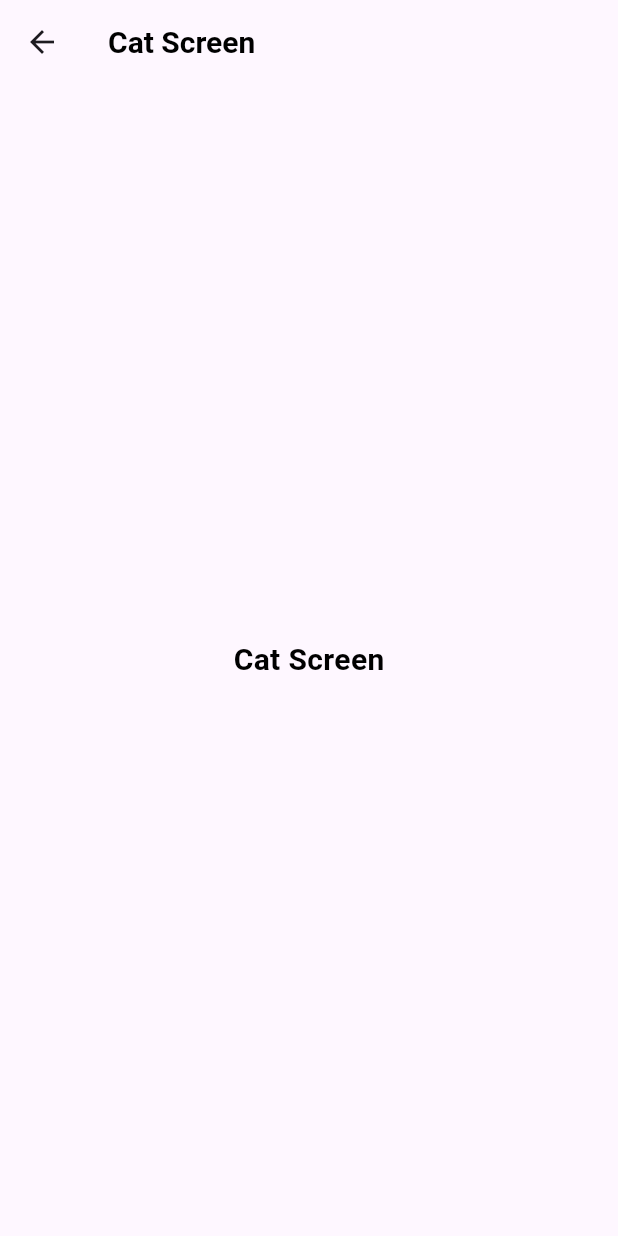
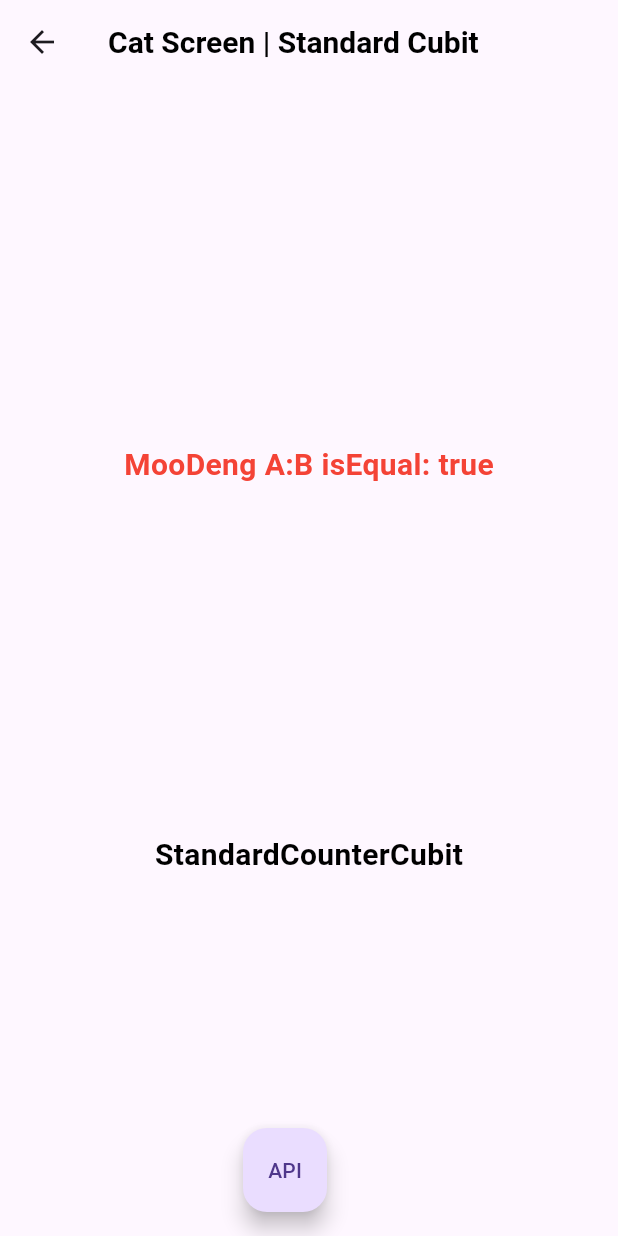
Before and after one commit to panmegatech/flutter_cubit_bloc, a Flutter app: the CatScreen screen opened by its route, on a phone screen of 412 x 824 dp. Run offline on Flutter 3.47's test engine with Material 3 defaults, Android fonts, the phone set to English and light mode, and no system bars; our stand-ins replace equatable, flutter_bloc.

Commit message:
feat: standard counter cubit with equaltable

```diff
--- /dev/null
+++ b/lib/bloc/standard/standard_counter_cubit.dart
@@ -0,0 +1,18 @@
+import 'package:equatable/equatable.dart';
+import 'package:flutter_bloc/flutter_bloc.dart';
+import 'package:flutter_bloc_simple/utils/utils.dart';
+
+part 'standard_counter_state.dart';
+
+class StandardCounterCubit extends Cubit<StandardCounterState> {
+  StandardCounterCubit() : super(StandardCounterInitialState());
+
+  Future<void> callAPI() async {
+    emit(StandardCounterLoadingState());
+
+    await Future.delayed(const Duration(milliseconds: 1800));
+    final randomString = generateRandomString(8);
+    return emit(StandardCounterHasDataState(
+        message: "some data from API: \n\n $randomString"));
+  }
+}
--- /dev/null
+++ b/lib/bloc/standard/standard_counter_state.dart
@@ -0,0 +1,24 @@
+part of 'standard_counter_cubit.dart';
+
+sealed class StandardCounterState extends Equatable {}
+
+final class StandardCounterInitialState extends StandardCounterState {
+  @override
+  List<Object?> get props => [];
+}
+
+final class StandardCounterLoadingState extends StandardCounterState {
+  @override
+  List<Object?> get props => [];
+}
+
+final class StandardCounterHasDataState extends StandardCounterState {
+  final String message;
+
+  StandardCounterHasDataState({required this.message});
+
+  @override
+  List<Object?> get props => [
+        message,
+      ];
+}
--- a/lib/main.dart
+++ b/lib/main.dart
@@ -1,7 +1,8 @@
 import 'package:flutter/material.dart';
 import 'package:flutter_bloc/flutter_bloc.dart';
-import 'package:flutter_bloc_simple/bloc/basic_counter_cubit.dart';
-import 'package:flutter_bloc_simple/bloc/simple_counter_cubit.dart';
+import 'package:flutter_bloc_simple/bloc/basic/basic_counter_cubit.dart';
+import 'package:flutter_bloc_simple/bloc/simple/simple_counter_cubit.dart';
+import 'package:flutter_bloc_simple/bloc/standard/standard_counter_cubit.dart';
 import 'package:flutter_bloc_simple/pages/ant_screen.dart';
 import 'package:flutter_bloc_simple/pages/bee_screen.dart';
 import 'package:flutter_bloc_simple/pages/cat_screen.dart';
@@ -12,6 +13,7 @@ void main() {
   runApp(MultiBlocProvider(providers: [
     BlocProvider(create: (_) => BasicCounterCubit()),
     BlocProvider(create: (_) => SimpleCounterCubit()),
+    BlocProvider(create: (_) => StandardCounterCubit()),
   ], child: const MainApp()));
 }
 
--- a/lib/pages/ant_screen.dart
+++ b/lib/pages/ant_screen.dart
@@ -2,7 +2,7 @@ import 'dart:developer';
 
 import 'package:flutter/material.dart';
 import 'package:flutter_bloc/flutter_bloc.dart';
-import 'package:flutter_bloc_simple/bloc/basic_counter_cubit.dart';
+import 'package:flutter_bloc_simple/bloc/basic/basic_counter_cubit.dart';
 import 'package:flutter_bloc_simple/widgets/custom_scaffold.dart';
 import 'package:flutter_bloc_simple/widgets/custom_text.dart';
 
--- a/lib/pages/bee_screen.dart
+++ b/lib/pages/bee_screen.dart
@@ -2,7 +2,7 @@ import 'dart:developer';
 
 import 'package:flutter/material.dart';
 import 'package:flutter_bloc/flutter_bloc.dart';
-import 'package:flutter_bloc_simple/bloc/simple_counter_cubit.dart';
+import 'package:flutter_bloc_simple/bloc/simple/simple_counter_cubit.dart';
 import 'package:flutter_bloc_simple/utils/utils.dart';
 import 'package:flutter_bloc_simple/widgets/custom_floating_action_button.dart';
 import 'package:flutter_bloc_simple/widgets/custom_scaffold.dart';
--- a/lib/pages/cat_screen.dart
+++ b/lib/pages/cat_screen.dart
@@ -1,16 +1,63 @@
+import 'dart:developer';
+
+import 'package:equatable/equatable.dart';
 import 'package:flutter/material.dart';
+import 'package:flutter_bloc/flutter_bloc.dart';
+import 'package:flutter_bloc_simple/bloc/standard/standard_counter_cubit.dart';
+import 'package:flutter_bloc_simple/utils/utils.dart';
+import 'package:flutter_bloc_simple/widgets/custom_floating_action_button.dart';
 import 'package:flutter_bloc_simple/widgets/custom_scaffold.dart';
 import 'package:flutter_bloc_simple/widgets/custom_text.dart';
+
+class MooDeng extends Equatable {
+  final int data;
+  const MooDeng(this.data);
+
+  @override
+  List<Object?> get props => [
+        data,
+      ];
+}
 
 class CatScreen extends StatelessWidget {
   const CatScreen({super.key});
 
+  final MooDeng a = const MooDeng(123);
+  final MooDeng b = const MooDeng(123);
+
   @override
   Widget build(BuildContext context) {
-    return const CustomScaffold(
-      title: "Cat Screen",
+    return CustomScaffold(
+      title: "Cat Screen | Standard Cubit",
+      customFloatingActionButton: [
+        CustomFloatingActionButton(
+          name: "API",
+          onPressed: () {
+            log("call API by standard counter Cubit");
+            context.read<StandardCounterCubit>().callAPI();
+          },
+        ),
+      ],
       children: [
-        CustomText("Cat Screen"),
+        CustomText(
+          "MooDeng A:B isEqual: ${a == b}",
+          color: Colors.red,
+        ),
+        BlocBuilder<StandardCounterCubit, StandardCounterState>(
+          builder: (context, state) {
+            if (state is StandardCounterLoadingState) {
+              return CircularProgressIndicator(
+                color: randomColor(),
+              );
+            }
+
+            if (state is StandardCounterHasDataState) {
+              return CustomText(state.message);
+            }
+
+            return const CustomText("StandardCounterCubit");
+          },
+        ),
       ],
     );
   }
--- a/pubspec.yaml
+++ b/pubspec.yaml
@@ -7,6 +7,7 @@ environment:
   sdk: '>=3.4.3 <4.0.0'
 
 dependencies:
+  equatable: ^2.0.5
   flutter:
     sdk: flutter
   flutter_bloc: ^8.1.6
```
Also changed, not shown: lib/bloc/basic/basic_counter_cubit.dart (renamed from lib/bloc/basic_counter_cubit.dart), lib/bloc/simple/simple_counter_cubit.dart (renamed from lib/bloc/simple_counter_cubit.dart), pubspec.lock.
